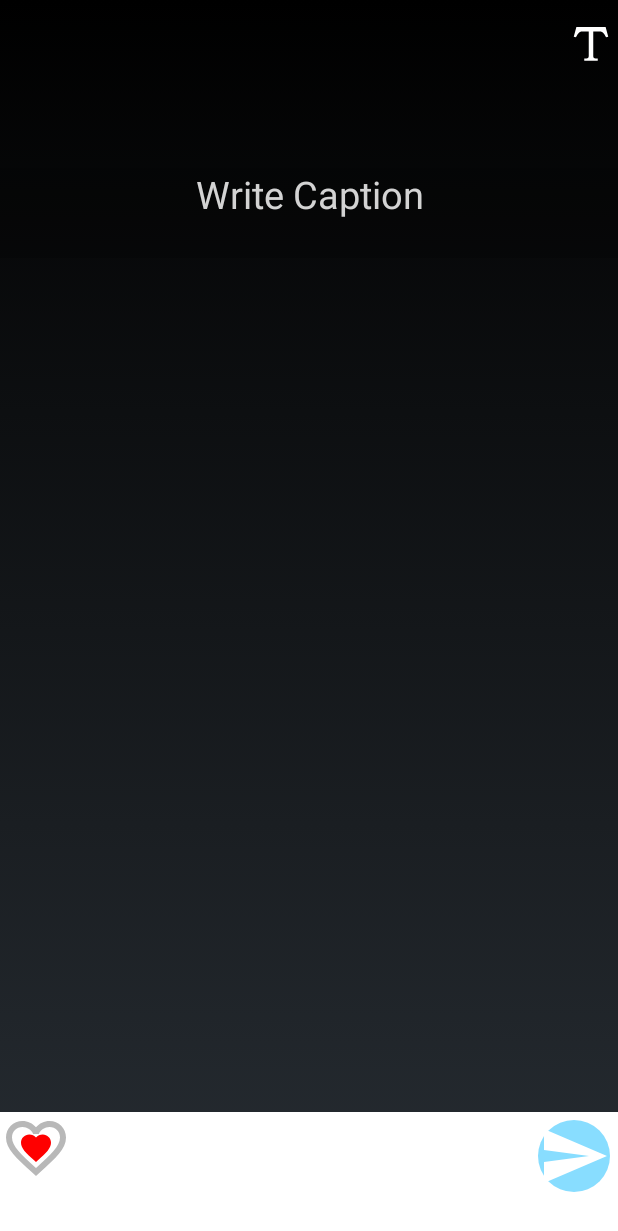
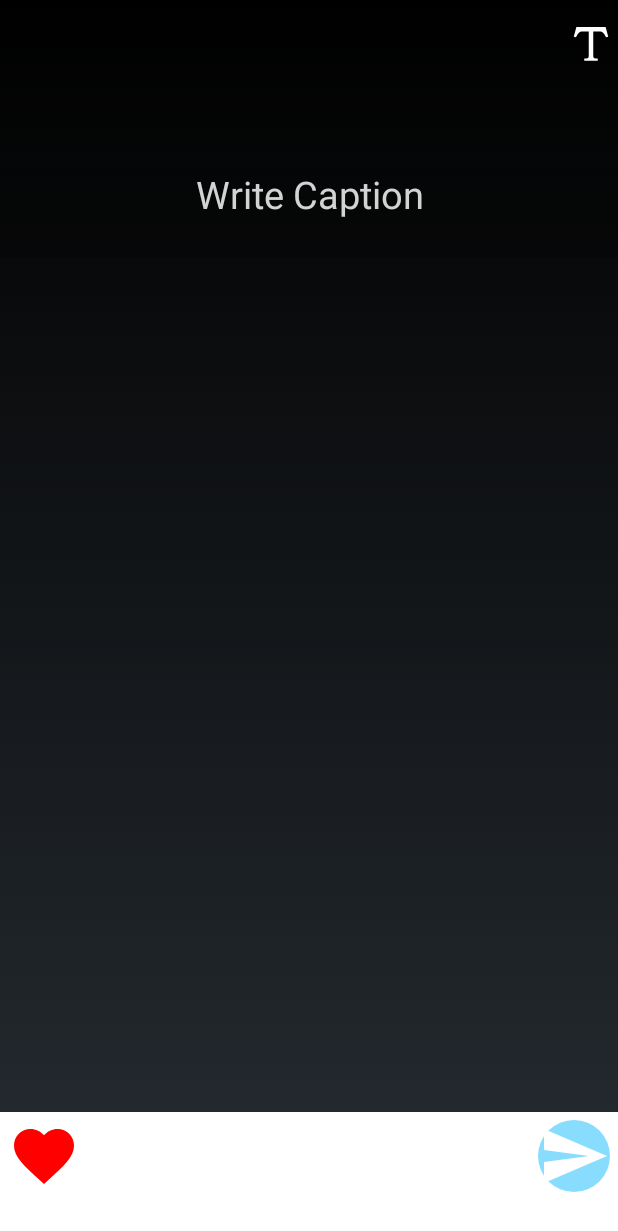
Before and after one commit to Group4finderApp/finderApp, an Android app: the fragment SaveCaptionFragment placed in its activity, after a tap on an icon or button, on a phone screen of 412 x 824 dp. Shown: the top 1231 px of the screen. Run offline under Robolectric (Android 15) with nearby library versions, the light colour scheme and no system bars; our stand-ins replace ButterKnife, Picasso; libraries missing offline, so code that uses them is left out: com.crashlytics.android, com.facebook, com.facebook.login, com.facebook.share, com.google.maps.android and 5 more; pictures from the network do not load; 5 statements that could not run were skipped.

Commit message:
change heart button

```diff
--- a/app/src/main/java/com/codepath/finderapp/fragments/SaveCaptionFragment.java
+++ b/app/src/main/java/com/codepath/finderapp/fragments/SaveCaptionFragment.java
@@ -41,7 +41,7 @@
 
     private ImageButton saveButton;
     private ImageView bgImage;
-    private ImageButton thumbsUpButton;
+    private ImageView thumbsUpButton;
     private ImageButton formatText;
     private boolean isThumbsUp = false;
     static private Bitmap bmBackground;
@@ -133,21 +133,19 @@
             }
         });
 
-        thumbsUpButton = (ImageButton) v.findViewById(R.id.thumbs_up_button);
+        thumbsUpButton = (ImageView) v.findViewById(R.id.thumbs_up_button);
         thumbsUpButton.setOnClickListener(new View.OnClickListener() {
 
             @Override
             public void onClick(View v) {
                 if (isThumbsUp == true) {
                     isThumbsUp = false;
-                    thumbsUpButton.setLayoutParams(new RelativeLayout.LayoutParams(AppUtils.dpToPixels(48, getContext().getResources()), AppUtils.dpToPixels(48, getContext().getResources())));
                     thumbsUpButton.setImageResource(R.drawable.thumb_up_outline_white);
 
 
                 }
                 else {
                     isThumbsUp = true;
-                    thumbsUpButton.setLayoutParams(new RelativeLayout.LayoutParams(AppUtils.dpToPixels(48, getContext().getResources()), AppUtils.dpToPixels(48, getContext().getResources())));
                     thumbsUpButton.setImageResource(R.drawable.thumb_up);
 
                 }
--- a/app/src/main/res/layout/fragment_save_caption.xml
+++ b/app/src/main/res/layout/fragment_save_caption.xml
@@ -65,14 +65,14 @@
         <RelativeLayout
             android:layout_width="match_parent"
             android:layout_height="match_parent">
-        <ImageButton
+        <ImageView
             android:id="@+id/thumbs_up_button"
             android:layout_width="48dp"
             android:layout_height="48dp"
             android:layout_marginLeft="5dp"
             android:layout_marginTop="5dp"
             android:layout_marginBottom="5dp"
-            android:background="@drawable/thumb_up_outline_white"
+            android:src="@drawable/thumb_up_outline_white"
             android:layout_alignParentStart="true" />
         <ImageButton
             android:id="@+id/btnSave"
```
